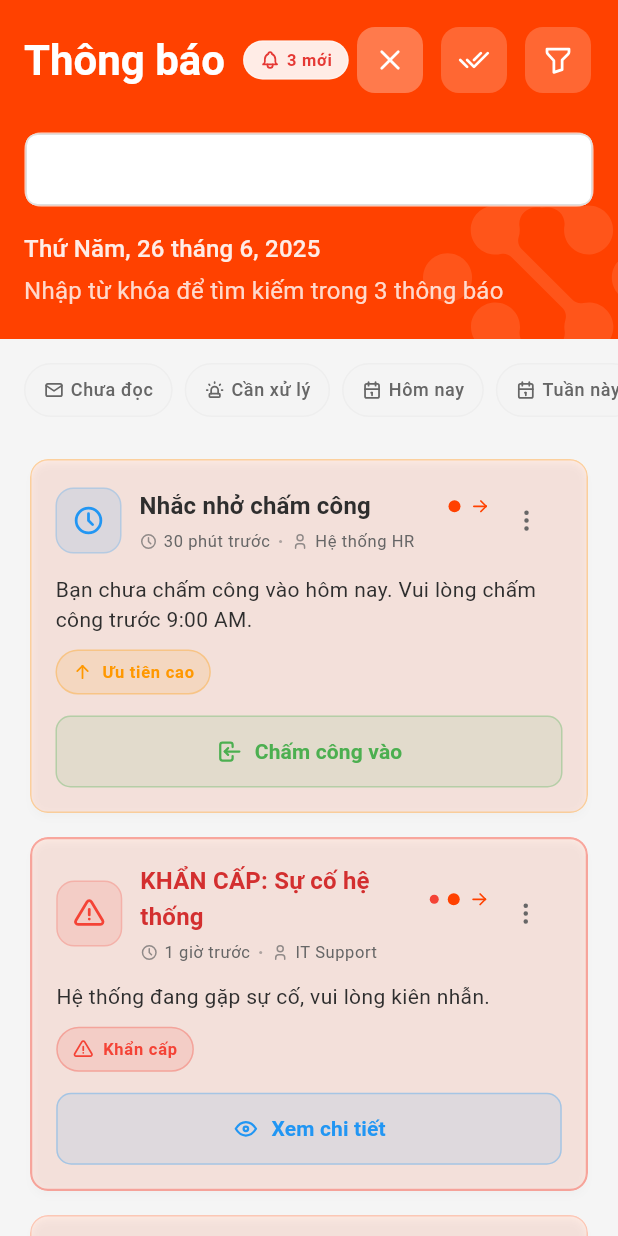
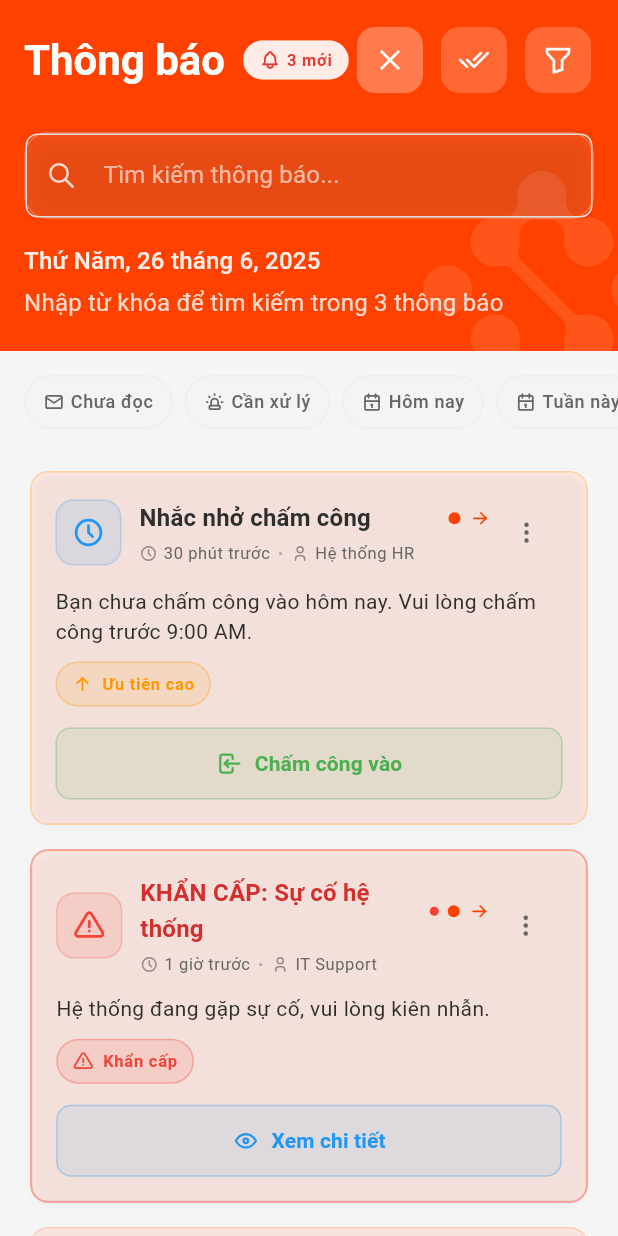
Before and after one commit to notibox2024/personaai-app, a Flutter app: the NotificationView screen opened directly, after a tap on an icon or button, on a phone screen of 412 x 824 dp. Run offline on Flutter 3.47's test engine with Material 3 defaults, Android fonts, the phone set to English and light mode, and no system bars; our stand-ins replace dio, equatable, firebase_analytics, firebase_core, firebase_crashlytics, firebase_messaging and 7 more; missing offline and left inert: firebase_in_app_messaging; accounts and stored records are empty.

Commit message:
Cải thiện giao diện người dùng cho thanh tìm kiếm trong NotificationHeader, bao gồm thêm hiệu ứng hoạt hình nâng cao, hiệu ứng glass morphism, và điều chỉnh các thuộc tính như màu sắc, kích thước và bóng đổ. Tối ưu hóa trải nghiệm người dùng với tính năng tự động lấy nét khi mở rộng.

```diff
--- a/lib/features/notifications/presentation/widgets/notification_header.dart
+++ b/lib/features/notifications/presentation/widgets/notification_header.dart
@@ -188,13 +188,27 @@ class _NotificationHeaderState extends State<NotificationHeader>
 
                 const SizedBox(height: 16),
 
-                // Search bar
+                // Search bar with enhanced animation
                 AnimatedBuilder(
                   animation: _searchAnimation,
                   builder: (context, child) {
-                    return SizeTransition(
+                    return ClipRect(
+                      child: SizeTransition(
                         sizeFactor: _searchAnimation,
+                        child: FadeTransition(
+                          opacity: _searchAnimation,
+                          child: SlideTransition(
+                            position: Tween<Offset>(
+                              begin: const Offset(0, -0.2),
+                              end: Offset.zero,
+                            ).animate(CurvedAnimation(
+                              parent: _animationController,
+                              curve: Curves.easeOutBack,
+                            )),
                             child: _buildSearchBar(theme),
+                          ),
+                        ),
+                      ),
                     );
                   },
                 ),
@@ -231,12 +245,21 @@ class _NotificationHeaderState extends State<NotificationHeader>
     return Container(
       margin: const EdgeInsets.only(top: 8),
       decoration: BoxDecoration(
-        color: Colors.white.withValues(alpha: 0.15),
-        borderRadius: BorderRadius.circular(12),
+        // Glass morphism effect
+        color: Colors.white.withValues(alpha: 0.08),
+        borderRadius: BorderRadius.circular(16),
         border: Border.all(
-          color: Colors.white.withValues(alpha: 0.3),
+          color: Colors.white.withValues(alpha: 0.2),
           width: 1,
         ),
+        // Subtle shadow for depth
+        boxShadow: [
+          BoxShadow(
+            color: Colors.black.withValues(alpha: 0.1),
+            blurRadius: 8,
+            offset: const Offset(0, 2),
+          ),
+        ],
       ),
       child: TextField(
         controller: _searchController,
@@ -244,37 +267,60 @@ class _NotificationHeaderState extends State<NotificationHeader>
         style: const TextStyle(
           color: Colors.white,
           fontWeight: FontWeight.w500,
+          fontSize: 16,
         ),
         decoration: InputDecoration(
           hintText: 'Tìm kiếm thông báo...',
           hintStyle: TextStyle(
-            color: Colors.white.withValues(alpha: 0.7),
+            color: Colors.white.withValues(alpha: 0.6),
             fontWeight: FontWeight.w400,
+            fontSize: 16,
           ),
-          prefixIcon: Icon(
+          prefixIcon: Container(
+            padding: const EdgeInsets.all(12),
+            child: Icon(
               TablerIcons.search,
-            color: Colors.white.withValues(alpha: 0.7),
+              color: Colors.white.withValues(alpha: 0.8),
               size: 20,
             ),
+          ),
           suffixIcon: _searchController.text.isNotEmpty
-              ? IconButton(
+              ? Container(
+                  margin: const EdgeInsets.only(right: 4),
+                  child: IconButton(
                     onPressed: () {
                       _searchController.clear();
                       widget.onSearchChanged?.call('');
                     },
-                  icon: Icon(
+                    icon: Container(
+                      padding: const EdgeInsets.all(4),
+                      decoration: BoxDecoration(
+                        color: Colors.white.withValues(alpha: 0.15),
+                        borderRadius: BorderRadius.circular(8),
+                      ),
+                      child: Icon(
                         TablerIcons.x,
-                    color: Colors.white.withValues(alpha: 0.7),
-                    size: 18,
+                        color: Colors.white.withValues(alpha: 0.9),
+                        size: 16,
+                      ),
+                    ),
+                    style: IconButton.styleFrom(
+                      minimumSize: const Size(32, 32),
+                      padding: EdgeInsets.zero,
+                    ),
                   ),
                 )
               : null,
           border: InputBorder.none,
           contentPadding: const EdgeInsets.symmetric(
-            horizontal: 16,
-            vertical: 12,
+            horizontal: 20,
+            vertical: 16,
           ),
+          // Remove default TextField background
+          filled: false,
         ),
+        // Auto focus when expanded
+        autofocus: _isSearchExpanded,
       ),
     );
   }
```
Lines whose indentation alone changed are shown as unchanged.
